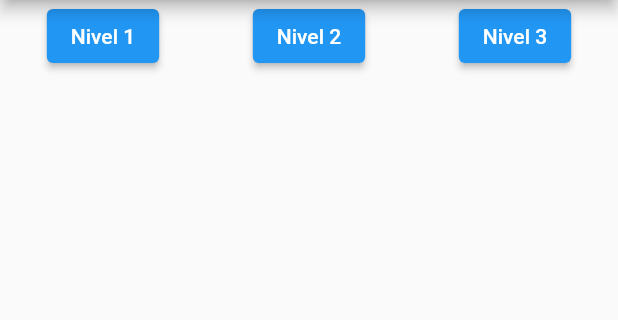
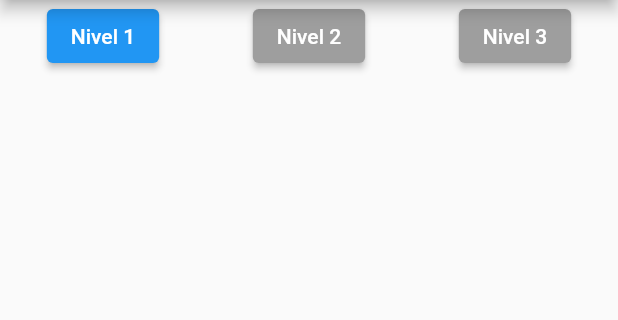
Before and after one commit to ZanahZDK/parking-screen-app, a Flutter app: the screen it shows after launch, on a phone screen of 412 x 824 dp, the part 84-404 px from its top. Run offline on Flutter 3.47's test engine with Material 2 defaults, Android fonts, the phone set to English and light mode, and no system bars; network calls fail.

Commit message:
added change color for button

```diff
--- a/lib/main.dart
+++ b/lib/main.dart
@@ -30,6 +30,7 @@ class ParkingSpacesScreen extends StatefulWidget {
 
 class _ParkingSpacesScreenState extends State<ParkingSpacesScreen> {
   List<dynamic> parkingSpaces = [];
+  String selectedFloor = 'Nivel 1';
 
   @override
   void initState() {
@@ -51,6 +52,9 @@ class _ParkingSpacesScreenState extends State<ParkingSpacesScreen> {
         parkingSpaces = spaces;
       });
     }
+    setState(() {
+      selectedFloor = floor; // Actualiza el piso seleccionado
+    });
   }
 
   @override
@@ -62,18 +66,9 @@ class _ParkingSpacesScreenState extends State<ParkingSpacesScreen> {
           Row(
             mainAxisAlignment: MainAxisAlignment.spaceAround,
             children: [
-              ElevatedButton(
-                onPressed: () => loadParkingSpaces('Nivel 1', 1),
-                child: const Text('Nivel 1'),
-              ),
-              ElevatedButton(
-                onPressed: () => loadParkingSpaces('Nivel 2', 1),
-                child: const Text('Nivel 2'),
-              ),
-              ElevatedButton(
-                onPressed: () => loadParkingSpaces('Nivel 3', 1),
-                child: const Text('Nivel 3'),
-              ),
+              floorButton('Nivel 1', 1),
+              floorButton('Nivel 2', 1),
+              floorButton('Nivel 3', 1),
             ],
           ),
           Expanded(
@@ -88,10 +83,8 @@ class _ParkingSpacesScreenState extends State<ParkingSpacesScreen> {
                   margin: const EdgeInsets.all(5.0),
                   decoration: BoxDecoration(
                     color: space['available']
-                        ? const Color.fromARGB(255, 32, 140,
-                            255) // Colores para cuando el estacionamiento esté disponible
-                        : const Color.fromARGB(255, 185, 186,
-                            187), // Colores para cuando el estacionamiento esté ocupado
+                        ? const Color.fromARGB(255, 32, 140, 255)
+                        : const Color.fromARGB(255, 185, 186, 187),
                     border: Border.all(color: Colors.white),
                     borderRadius: BorderRadius.circular(10),
                   ),
@@ -107,4 +100,20 @@ class _ParkingSpacesScreenState extends State<ParkingSpacesScreen> {
       ),
     );
   }
+
+  //CAMBIAR DE COLOR EL BOTON SEGUN ESTADO
+
+  Widget floorButton(String floor, int parkingLotId) {
+    return ElevatedButton(
+      onPressed: () => loadParkingSpaces(floor, parkingLotId),
+      style: ButtonStyle(
+        backgroundColor: MaterialStateProperty.resolveWith<Color>(
+          (Set<MaterialState> states) {
+            return floor == selectedFloor ? Colors.blue : Colors.grey;
+          },
+        ),
+      ),
+      child: Text(floor),
+    );
+  }
 }
```
